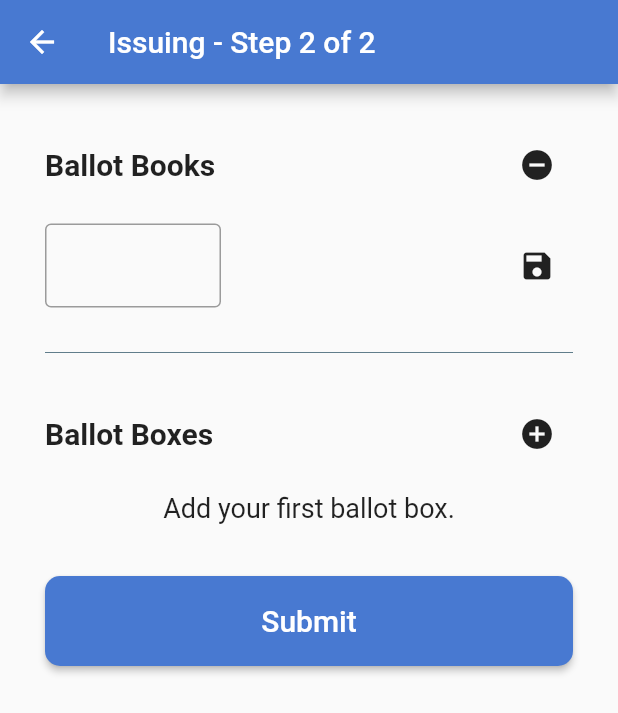
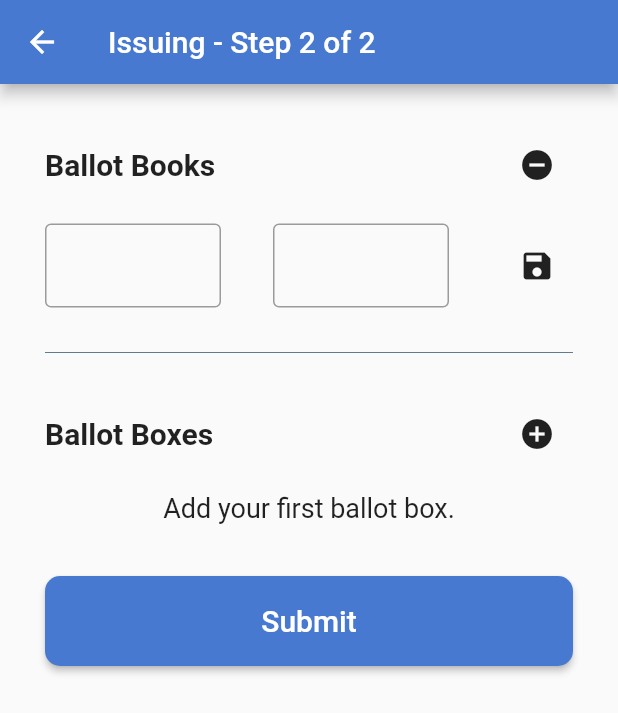
Before and after one commit to ECLK/MAFT, a Flutter app: the IssuingStepTwoScreen screen opened by its route, after a tap on the "add circle" icon, on a phone screen of 412 x 824 dp. Shown: the top 713 px of the screen. Run offline on Flutter 3.47's test engine with Material 2 defaults, Android fonts, the phone set to English and light mode, and no system bars; our stand-ins replace flutter_redux, flutter_typeahead, image_picker, redux; network calls fail.

Commit message:
minor issue fixes.

```diff
--- a/lib/screens/widgets/ballot_book.dart
+++ b/lib/screens/widgets/ballot_book.dart
@@ -59,7 +59,7 @@ class BallotBook extends StatelessWidget {
           child: new StoreConnector<AppState, IssuingStepTwoViewModel>(
               converter: (store) => IssuingStepTwoViewModel.fromStore(store),
               builder: (context, viewModel) {
-                new SizedBox(
+                return new SizedBox(
                   width: 150,
                   child: TypeAheadFormField(
                     textFieldConfiguration: TextFieldConfiguration(
--- a/lib/screens/widgets/issuing_stepone_form.dart
+++ b/lib/screens/widgets/issuing_stepone_form.dart
@@ -41,6 +41,7 @@ class _IssuingStepOneFormState extends State<IssuingStepOneForm> {
     List<Area> countingCenters = new List();
     List<Area> pollingStations = new List();
 
+    if (viewModel.areas != null) {
       viewModel.areas.forEach((area) {
         if (area.areaType == "CountingCentre") {
           countingCenters.add(area);
@@ -48,6 +49,7 @@ class _IssuingStepOneFormState extends State<IssuingStepOneForm> {
           pollingStations.add(area);
         }
       });
+    }
 
     final issuedBy = new Row(
       children: <Widget>[
--- a/lib/screens/widgets/receiving_steptwo_form.dart
+++ b/lib/screens/widgets/receiving_steptwo_form.dart
@@ -270,6 +270,7 @@ class _ReceivingStepTwoFormState extends State<ReceivingStepTwoForm> {
   }
 
   void addBallotBook(ReceivingStepTwoViewModel viewModel) {
+
     if (!viewModel.isBallotBookActive) {
       viewModel.updateBallotBookStatus(true);
       setState(() {
```
Also changed, not shown: lib/screens/widgets/receiving_stepone_form.dart (+9 -11 lines). Lines whose indentation alone changed are shown as unchanged.
